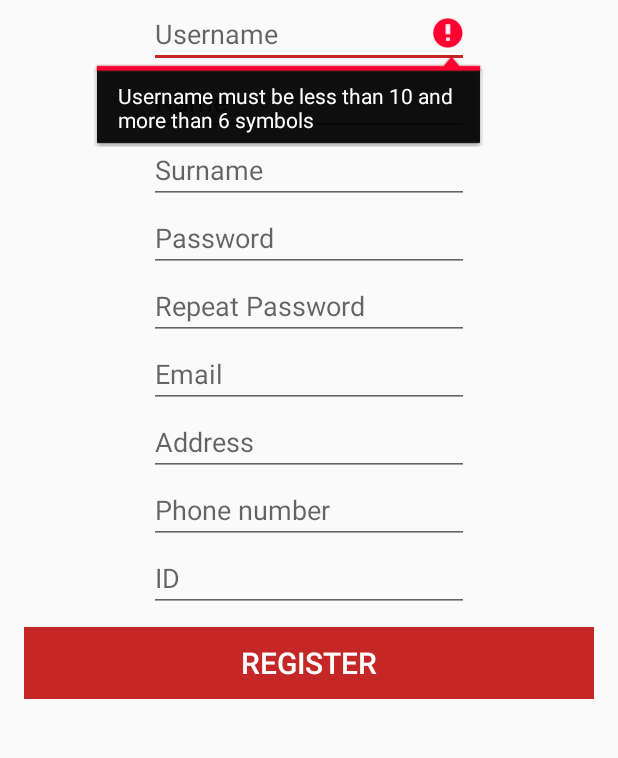
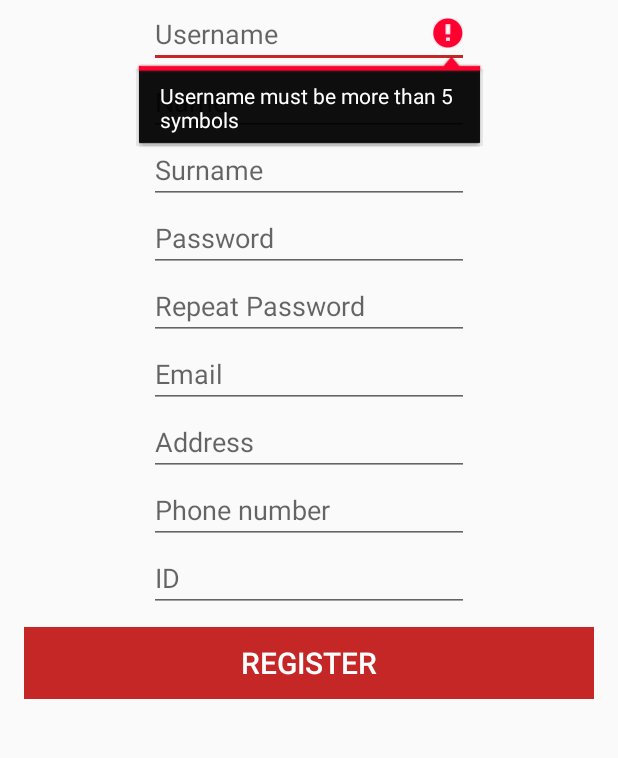
Before and after one commit to CreditApp/CreditApp, an Android app: the RegisterActivity screen opened directly, with no data from a screen before it, after a tap on "REGISTER", on a phone screen of 412 x 824 dp, the part 168-926 px from its top. Run offline under Robolectric (Android 15) with nearby library versions, the phone set to English and light mode, and no system bars.

Commit message:
Now username can be more than 10 symbols!

```diff
--- a/app/src/main/java/com/example/android/itcreditonline/RegisterActivity.java
+++ b/app/src/main/java/com/example/android/itcreditonline/RegisterActivity.java
@@ -48,8 +48,8 @@ public class RegisterActivity extends AppCompatActivity {
                     return;
                 }
 
-                if (username.getText().toString().trim().length() > 10 || username.getText().toString().trim().length() < 6) {
-                    username.setError("Username must be less than 10 and more than 6 symbols");
+                if (username.getText().toString().trim().length() < 6) {
+                    username.setError("Username must be more than 5 symbols");
                     username.requestFocus();
                     return;
                 }
```
